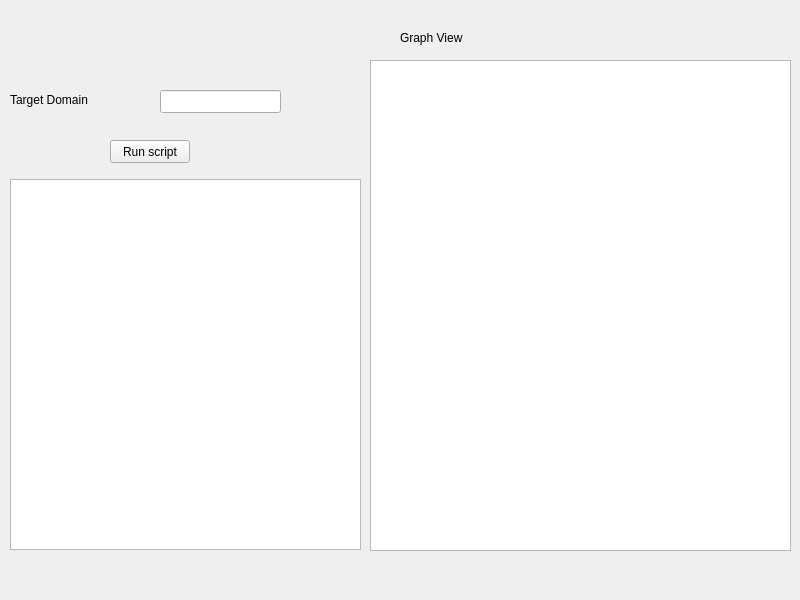
Above: form.ui from 0x000922/Network-Troubleshooter before the change. Below: the same form after it.
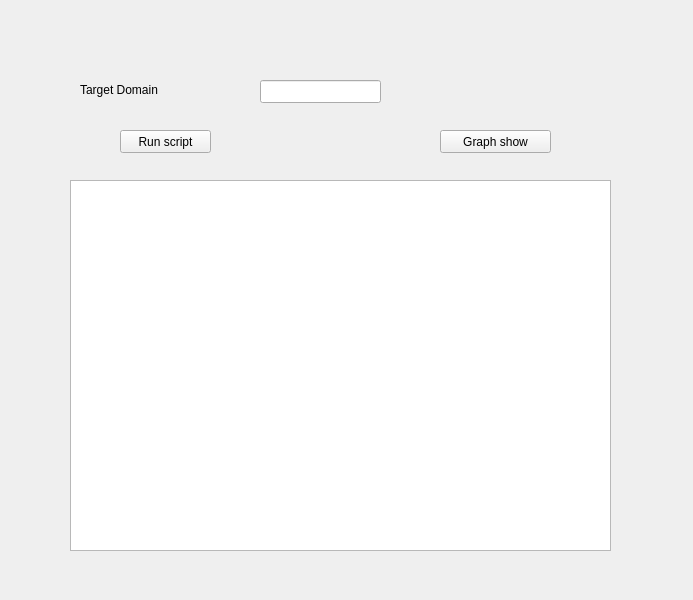
That is the form after the change.

```diff
--- a/form.ui
+++ b/form.ui
@@ -6,7 +6,7 @@
    <rect>
     <x>0</x>
     <y>0</y>
-    <width>800</width>
+    <width>693</width>
     <height>600</height>
    </rect>
   </property>
@@ -16,9 +16,9 @@
   <widget class="QPushButton" name="rs_button">
    <property name="geometry">
     <rect>
-     <x>110</x>
-     <y>140</y>
-     <width>80</width>
+     <x>120</x>
+     <y>130</y>
+     <width>91</width>
      <height>23</height>
     </rect>
    </property>
@@ -26,34 +26,11 @@
     <string>Run script</string>
    </property>
   </widget>
-  <widget class="QGraphicsView" name="grap_view">
-   <property name="geometry">
-    <rect>
-     <x>370</x>
-     <y>60</y>
-     <width>421</width>
-     <height>491</height>
-    </rect>
-   </property>
-  </widget>
-  <widget class="QLabel" name="g_label">
-   <property name="geometry">
-    <rect>
-     <x>400</x>
-     <y>30</y>
-     <width>81</width>
-     <height>16</height>
-    </rect>
-   </property>
-   <property name="text">
-    <string>Graph View</string>
-   </property>
-  </widget>
   <widget class="QLineEdit" name="domain_in">
    <property name="geometry">
     <rect>
-     <x>160</x>
-     <y>90</y>
+     <x>260</x>
+     <y>80</y>
      <width>121</width>
      <height>23</height>
     </rect>
@@ -62,9 +39,9 @@
   <widget class="QLabel" name="target_label">
    <property name="geometry">
     <rect>
-     <x>10</x>
-     <y>90</y>
-     <width>101</width>
+     <x>80</x>
+     <y>80</y>
+     <width>111</width>
      <height>20</height>
     </rect>
    </property>
@@ -75,13 +52,26 @@
   <widget class="QPlainTextEdit" name="log_out">
    <property name="geometry">
     <rect>
-     <x>10</x>
-     <y>179</y>
-     <width>351</width>
+     <x>70</x>
+     <y>180</y>
+     <width>541</width>
      <height>371</height>
     </rect>
    </property>
   </widget>
+  <widget class="QPushButton" name="graph_btn">
+   <property name="geometry">
+    <rect>
+     <x>440</x>
+     <y>130</y>
+     <width>111</width>
+     <height>23</height>
+    </rect>
+   </property>
+   <property name="text">
+    <string>Graph show</string>
+   </property>
+  </widget>
  </widget>
  <resources/>
  <connections/>
```
